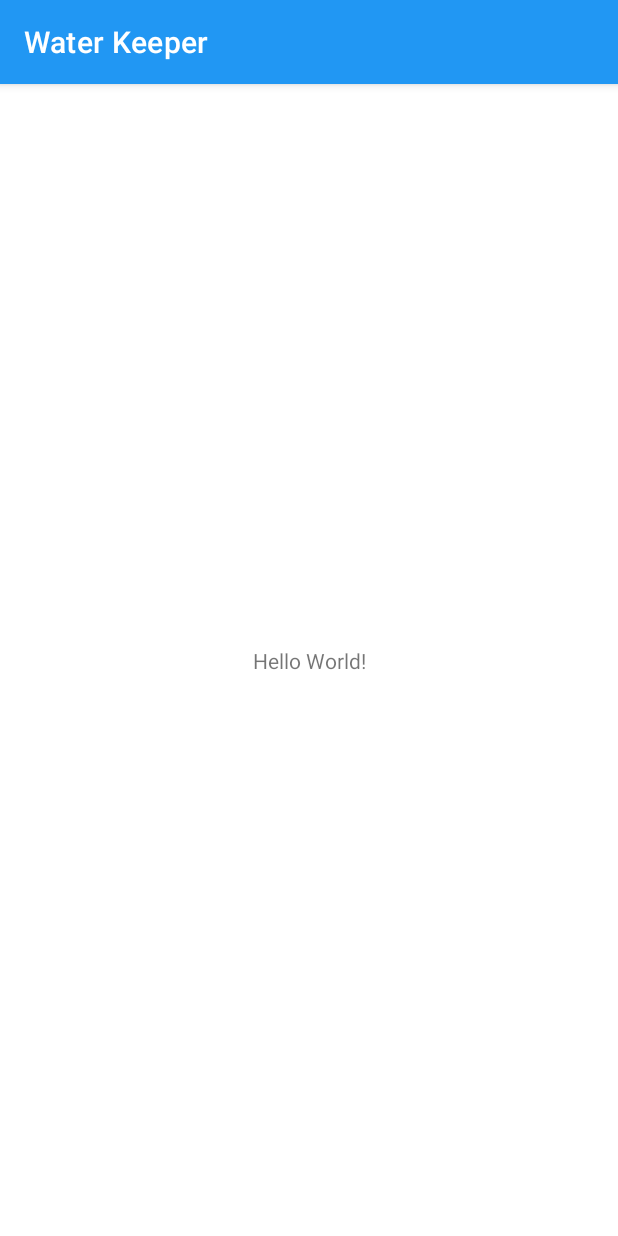
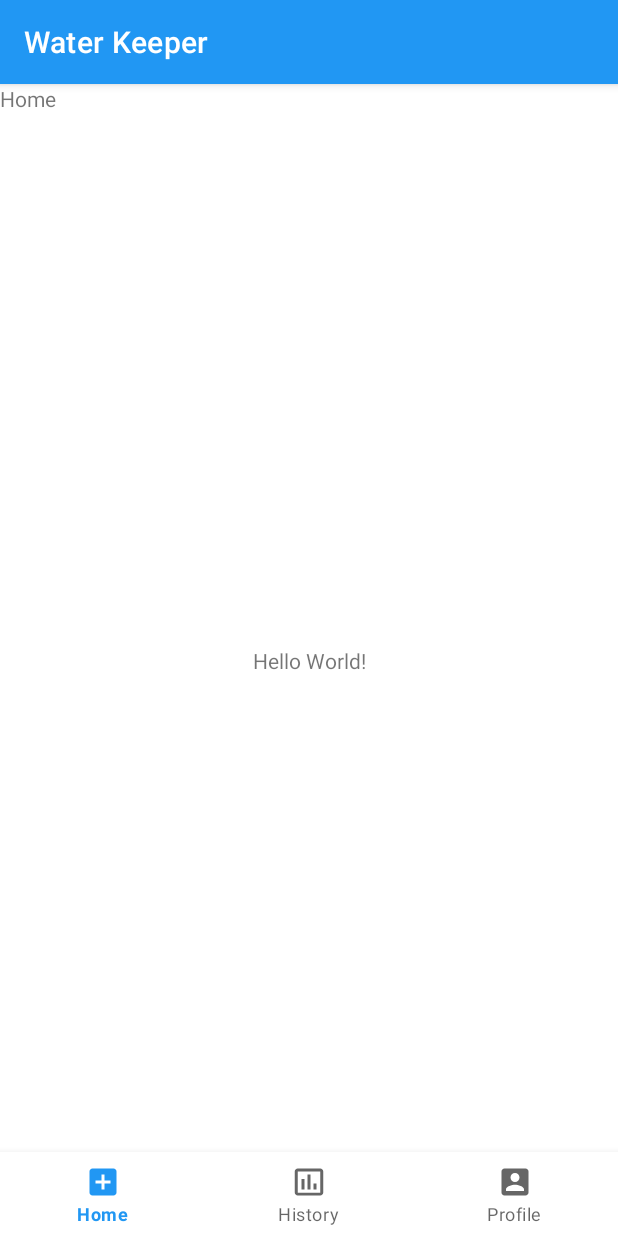
Before and after one commit to TinkZhang/WaterKeeper-Android, an Android app: the screen it shows after launch (MainActivity), on a phone screen of 412 x 824 dp. Run offline under Robolectric (Android 15) with nearby library versions, the phone set to English and light mode, and no system bars; our stand-ins replace navigation-ui.

Commit message:
Add Bottom Navigation

```diff
--- a/app/build.gradle
+++ b/app/build.gradle
@@ -1,6 +1,7 @@
 plugins {
     id 'com.android.application'
     id 'kotlin-android'
+    id 'kotlin-android-extensions'
 }
 
 android {
@@ -39,6 +40,9 @@ dependencies {
     implementation 'androidx.appcompat:appcompat:1.1.0'
     implementation 'com.google.android.material:material:1.1.0'
     implementation 'androidx.constraintlayout:constraintlayout:1.1.3'
+    implementation 'androidx.navigation:navigation-fragment-ktx:2.2.2'
+    implementation 'androidx.navigation:navigation-ui-ktx:2.2.2'
+    implementation 'androidx.legacy:legacy-support-v4:1.0.0'
     testImplementation 'junit:junit:4.+'
     androidTestImplementation 'androidx.test.ext:junit:1.1.1'
     androidTestImplementation 'androidx.test.espresso:espresso-core:3.2.0'
--- /dev/null
+++ b/app/src/main/java/ink/iamt/waterkeeper/HistoryFragment.kt
@@ -0,0 +1,10 @@
+package ink.iamt.waterkeeper
+
+import android.os.Bundle
+import androidx.fragment.app.Fragment
+import android.view.LayoutInflater
+import android.view.View
+import android.view.ViewGroup
+
+class HistoryFragment : Fragment(R.layout.fragment_history) {
+}
--- /dev/null
+++ b/app/src/main/java/ink/iamt/waterkeeper/HomeFragment.kt
@@ -0,0 +1,10 @@
+package ink.iamt.waterkeeper
+
+import android.os.Bundle
+import androidx.fragment.app.Fragment
+import android.view.LayoutInflater
+import android.view.View
+import android.view.ViewGroup
+
+class HomeFragment : Fragment(R.layout.fragment_home) {
+}
--- a/app/src/main/java/ink/iamt/waterkeeper/MainActivity.kt
+++ b/app/src/main/java/ink/iamt/waterkeeper/MainActivity.kt
@@ -2,10 +2,23 @@ package ink.iamt.waterkeeper
 
 import androidx.appcompat.app.AppCompatActivity
 import android.os.Bundle
+import androidx.navigation.findNavController
+import androidx.navigation.fragment.NavHostFragment
+import androidx.navigation.ui.NavigationUI
+import androidx.navigation.ui.setupWithNavController
+import kotlinx.android.synthetic.main.activity_main.*
 
 class MainActivity : AppCompatActivity() {
     override fun onCreate(savedInstanceState: Bundle?) {
         super.onCreate(savedInstanceState)
         setContentView(R.layout.activity_main)
+        setupNavigation()
+    }
+
+    private fun setupNavigation() {
+        val navHostFragment =
+                supportFragmentManager.findFragmentById(R.id.navHostFragment) as NavHostFragment
+        val navController = navHostFragment.navController
+        bottomNavigationView.setupWithNavController(navController)
     }
 }
--- /dev/null
+++ b/app/src/main/java/ink/iamt/waterkeeper/ProfileFragment.kt
@@ -0,0 +1,10 @@
+package ink.iamt.waterkeeper
+
+import android.os.Bundle
+import androidx.fragment.app.Fragment
+import android.view.LayoutInflater
+import android.view.View
+import android.view.ViewGroup
+
+class ProfileFragment : Fragment(R.layout.fragment_profile) {
+}
--- /dev/null
+++ b/app/src/main/res/drawable/ic_add.xml
@@ -0,0 +1,10 @@
+<vector xmlns:android="http://schemas.android.com/apk/res/android"
+    android:width="24dp"
+    android:height="24dp"
+    android:viewportWidth="24"
+    android:viewportHeight="24"
+    android:tint="?attr/colorControlNormal">
+  <path
+      android:fillColor="@android:color/white"
+      android:pathData="M19,3L5,3c-1.11,0 -2,0.9 -2,2v14c0,1.1 0.89,2 2,2h14c1.1,0 2,-0.9 2,-2L21,5c0,-1.1 -0.9,-2 -2,-2zM17,13h-4v4h-2v-4L7,13v-2h4L11,7h2v4h4v2z"/>
+</vector>
--- /dev/null
+++ b/app/src/main/res/drawable/ic_history.xml
@@ -0,0 +1,10 @@
+<vector xmlns:android="http://schemas.android.com/apk/res/android"
+    android:width="24dp"
+    android:height="24dp"
+    android:viewportWidth="24"
+    android:viewportHeight="24"
+    android:tint="?attr/colorControlNormal">
+  <path
+      android:fillColor="@android:color/white"
+      android:pathData="M9,17L7,17v-7h2v7zM13,17h-2L11,7h2v10zM17,17h-2v-4h2v4zM19.5,19.1h-15L4.5,5h15v14.1zM19.5,3h-15c-1.1,0 -2,0.9 -2,2v14c0,1.1 0.9,2 2,2h15c1.1,0 2,-0.9 2,-2L21.5,5c0,-1.1 -0.9,-2 -2,-2z"/>
+</vector>
--- /dev/null
+++ b/app/src/main/res/drawable/ic_user.xml
@@ -0,0 +1,10 @@
+<vector xmlns:android="http://schemas.android.com/apk/res/android"
+    android:width="24dp"
+    android:height="24dp"
+    android:viewportWidth="24"
+    android:viewportHeight="24"
+    android:tint="?attr/colorControlNormal">
+  <path
+      android:fillColor="@android:color/white"
+      android:pathData="M3,5v14c0,1.1 0.89,2 2,2h14c1.1,0 2,-0.9 2,-2L21,5c0,-1.1 -0.9,-2 -2,-2L5,3c-1.11,0 -2,0.9 -2,2zM15,9c0,1.66 -1.34,3 -3,3s-3,-1.34 -3,-3 1.34,-3 3,-3 3,1.34 3,3zM6,17c0,-2 4,-3.1 6,-3.1s6,1.1 6,3.1v1L6,18v-1z"/>
+</vector>
--- a/app/src/main/res/layout/activity_main.xml
+++ b/app/src/main/res/layout/activity_main.xml
@@ -5,6 +5,26 @@
     android:layout_width="match_parent"
     android:layout_height="match_parent"
     tools:context=".MainActivity">
+
+    <androidx.fragment.app.FragmentContainerView
+        android:id="@+id/navHostFragment"
+        android:name="androidx.navigation.fragment.NavHostFragment"
+        android:layout_width="0dp"
+        android:layout_height="0dp"
+        app:defaultNavHost="true"
+        app:layout_constraintBottom_toTopOf="@+id/bottomNavigationView"
+        app:layout_constraintLeft_toLeftOf="parent"
+        app:layout_constraintRight_toRightOf="parent"
+        app:layout_constraintTop_toTopOf="parent"
+        app:navGraph="@navigation/nav" />
+
+    <com.google.android.material.bottomnavigation.BottomNavigationView
+        android:id="@+id/bottomNavigationView"
+        android:layout_width="match_parent"
+        android:layout_height="wrap_content"
+        app:layout_constraintBottom_toBottomOf="parent"
+        app:menu="@menu/bottom_menu_nav"
+        />
 
     <TextView
         android:layout_width="wrap_content"
--- /dev/null
+++ b/app/src/main/res/layout/fragment_history.xml
@@ -0,0 +1,14 @@
+<?xml version="1.0" encoding="utf-8"?>
+<FrameLayout xmlns:android="http://schemas.android.com/apk/res/android"
+    xmlns:tools="http://schemas.android.com/tools"
+    android:layout_width="match_parent"
+    android:layout_height="match_parent"
+    tools:context=".HomeFragment">
+
+    <!-- TODO: Update blank fragment layout -->
+    <TextView
+        android:layout_width="match_parent"
+        android:layout_height="match_parent"
+        android:text="History" />
+
+</FrameLayout>
--- /dev/null
+++ b/app/src/main/res/layout/fragment_home.xml
@@ -0,0 +1,14 @@
+<?xml version="1.0" encoding="utf-8"?>
+<FrameLayout xmlns:android="http://schemas.android.com/apk/res/android"
+    xmlns:tools="http://schemas.android.com/tools"
+    android:layout_width="match_parent"
+    android:layout_height="match_parent"
+    tools:context=".HomeFragment">
+
+    <!-- TODO: Update blank fragment layout -->
+    <TextView
+        android:layout_width="match_parent"
+        android:layout_height="match_parent"
+        android:text="Home" />
+
+</FrameLayout>
--- /dev/null
+++ b/app/src/main/res/layout/fragment_profile.xml
@@ -0,0 +1,14 @@
+<?xml version="1.0" encoding="utf-8"?>
+<FrameLayout xmlns:android="http://schemas.android.com/apk/res/android"
+    xmlns:tools="http://schemas.android.com/tools"
+    android:layout_width="match_parent"
+    android:layout_height="match_parent"
+    tools:context=".HomeFragment">
+
+    <!-- TODO: Update blank fragment layout -->
+    <TextView
+        android:layout_width="match_parent"
+        android:layout_height="match_parent"
+        android:text="Profile" />
+
+</FrameLayout>
--- /dev/null
+++ b/app/src/main/res/menu/bottom_menu_nav.xml
@@ -0,0 +1,13 @@
+<?xml version="1.0" encoding="utf-8"?>
+<menu xmlns:android="http://schemas.android.com/apk/res/android">
+
+    <item android:title="Home"
+        android:id="@+id/homeFragment"
+        android:icon="@drawable/ic_add"/>
+    <item android:title="History"
+        android:id="@+id/historyFragment"
+        android:icon="@drawable/ic_history"/>
+    <item android:title="Profile"
+        android:id="@+id/profileFragment"
+        android:icon="@drawable/ic_user"/>
+</menu>
--- /dev/null
+++ b/app/src/main/res/navigation/nav.xml
@@ -0,0 +1,24 @@
+<?xml version="1.0" encoding="utf-8"?>
+<navigation xmlns:android="http://schemas.android.com/apk/res/android"
+    xmlns:app="http://schemas.android.com/apk/res-auto"
+    xmlns:tools="http://schemas.android.com/tools"
+    android:id="@+id/nav.xml"
+    app:startDestination="@id/homeFragment">
+
+    <fragment
+        android:id="@+id/homeFragment"
+        android:name="ink.iamt.waterkeeper.HomeFragment"
+        android:label="Home"
+        tools:layout="@layout/fragment_home"/>
+
+    <fragment
+        android:id="@+id/historyFragment"
+        android:name="ink.iamt.waterkeeper.HistoryFragment"
+        android:label="History"
+        tools:layout="@layout/fragment_history"/>
+    <fragment
+        android:id="@+id/profileFragment"
+        android:name="ink.iamt.waterkeeper.ProfileFragment"
+        android:label="Profile"
+        tools:layout="@layout/fragment_profile"/>
+</navigation>
--- a/app/src/main/res/values/strings.xml
+++ b/app/src/main/res/values/strings.xml
@@ -1,3 +1,5 @@
 <resources>
     <string name="app_name">Water Keeper</string>
+    <!-- TODO: Remove or change this placeholder text -->
+    <string name="hello_blank_fragment">Hello blank fragment</string>
 </resources>
--- a/build.gradle
+++ b/build.gradle
@@ -6,7 +6,7 @@ buildscript {
         jcenter()
     }
     dependencies {
-        classpath "com.android.tools.build:gradle:4.1.0"
+        classpath 'com.android.tools.build:gradle:4.1.1'
         classpath "org.jetbrains.kotlin:kotlin-gradle-plugin:$kotlin_version"
 
         // NOTE: Do not place your application dependencies here; they belong
```
